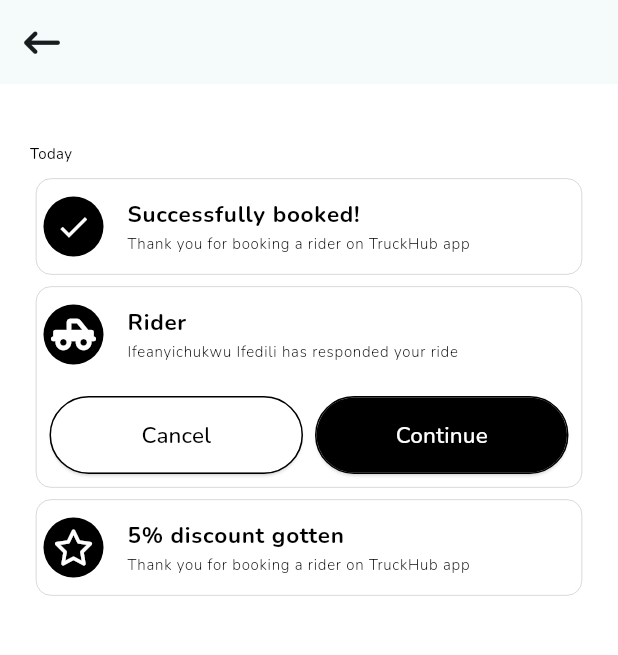
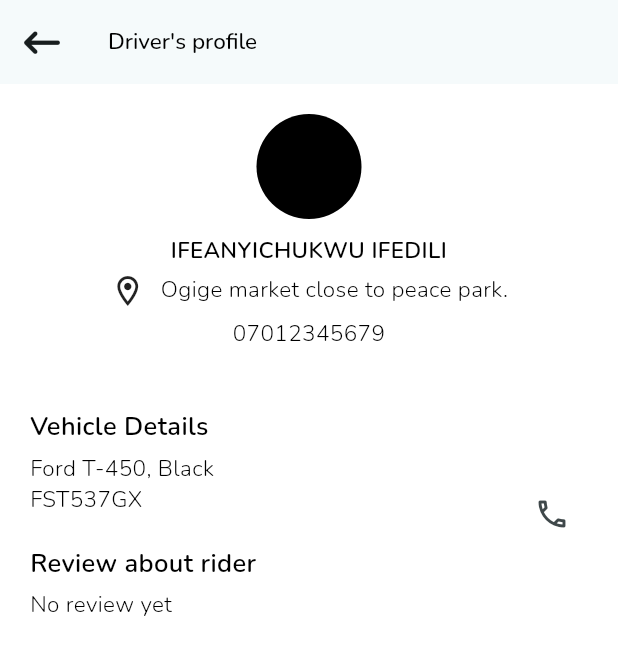
Before and after one commit to codeZe-us/Truckhub, a Flutter app: the screen it shows after launch, on a phone screen of 412 x 824 dp. Shown: the top 655 px of the screen. Run offline on Flutter 3.47's test engine with Material 3 defaults, Android fonts, the phone set to English and light mode, and no system bars; our stand-ins replace font_awesome_flutter, gap, google_fonts, google_maps_flutter, location, pin_code_fields.

Commit message:
Done with the drivers profile view

```diff
--- a/lib/main.dart
+++ b/lib/main.dart
@@ -5,6 +5,7 @@ import 'package:truckhub/screens/constants/fontweights.dart';
 import 'package:truckhub/screens/utils/extensions.dart';
 import 'package:truckhub/screens/views/confirm_phone_number/pincode_view.dart';
 import 'package:truckhub/screens/views/home_screen/main_home_screen.dart';
+import 'package:truckhub/screens/views/home_screen/sub_view/account_view/driver_profile.dart';
 import 'package:truckhub/screens/views/home_screen/sub_view/google_map_view.dart';
 import 'package:truckhub/screens/views/home_screen/sub_view/notifications/notification_view.dart';
 import 'package:truckhub/screens/views/pickup_location_destination/pickup_locaton_and_destination_search_view.dart';
@@ -42,7 +43,7 @@ class MyApp extends StatelessWidget {
         ),
         useMaterial3: true,
       ),
-      home: const NotificationsView()
+      home: const DriversProfileView()
     );
   }
 }
--- a/lib/screens/constants/fontsizes.dart
+++ b/lib/screens/constants/fontsizes.dart
@@ -1,6 +1,7 @@
 const fontSize1 = 5.0;
 const fontSize2 = 10.0;
 const fontSize3 = 15.0;
+const fontSize3half = 17.0;
 const fontSize4 = 20.0;
 const fontSize5 = 25.0;
 const fontSize6 = 30.0;
--- a/lib/screens/constants/strings.dart
+++ b/lib/screens/constants/strings.dart
@@ -54,3 +54,12 @@
 const yesString = 'Yes';
 const noString = 'No';
 const continuedString = 'Continued!';
+const driverProfileString = "Driver's profile";
+const driverNameString = 'IFEANYICHUKWU IFEDILI';
+const driverLocationString = 'Ogige market close to peace park.';
+const driverPhone = '07012345679';
+const vehicleDetailsString = 'Vehicle Details';
+const truckDetailsString = 'Ford T-450, Black';
+const truckNumberString = 'FST537GX';
+const driverReviewString = 'Review about rider';
+const noReviewString = 'No review yet';
--- a/lib/screens/custom_widgets/circle_avatar_widget.dart
+++ b/lib/screens/custom_widgets/circle_avatar_widget.dart
@@ -3,20 +3,22 @@ import 'package:truckhub/screens/constants/colors.dart';
 
 class GenericCircleAvatar extends StatelessWidget {
   final Widget child;
+  final double radius;
 
   const GenericCircleAvatar({
     super.key,
-    required this.child
+    required this.child,
+    required this.radius
   });
 
   @override
   Widget build(BuildContext context) {
     return Container(
-      height: 40,
-      width: 40,
+      height: radius,
+      width: radius,
       decoration: BoxDecoration(
         color: blackColor,
-        borderRadius: BorderRadius.circular(20)
+        borderRadius: BorderRadius.circular(radius)
       ),
       child: Center(child: child),
     );
--- a/lib/screens/views/home_screen/main_home_screen.dart
+++ b/lib/screens/views/home_screen/main_home_screen.dart
@@ -1,7 +1,7 @@
 import 'package:flutter/material.dart';
 import 'package:truckhub/screens/custom_widgets/annotated_region_widget.dart';
 import 'package:truckhub/screens/views/home_screen/navigation_destinations.dart';
-import 'package:truckhub/screens/views/home_screen/sub_view/account_view.dart';
+import 'package:truckhub/screens/views/home_screen/sub_view/account_view/main_account_view.dart';
 import 'package:truckhub/screens/views/home_screen/sub_view/google_map_view.dart';
 import 'package:truckhub/screens/views/home_screen/sub_view/notifications/notification_view.dart';
 
--- /dev/null
+++ b/lib/screens/views/home_screen/sub_view/account_view/driver_profile.dart
@@ -0,0 +1,118 @@
+import 'package:flutter/material.dart';
+import 'package:font_awesome_flutter/font_awesome_flutter.dart';
+import 'package:gap/gap.dart';
+import 'package:truckhub/screens/constants/colors.dart';
+import 'package:truckhub/screens/constants/fontsizes.dart';
+import 'package:truckhub/screens/constants/fontweights.dart';
+import 'package:truckhub/screens/constants/strings.dart';
+import 'package:truckhub/screens/custom_widgets/circle_avatar_widget.dart';
+import 'package:truckhub/screens/custom_widgets/text_widget.dart';
+
+class DriversProfileView extends StatelessWidget {
+  const DriversProfileView({super.key});
+
+  @override
+  Widget build(BuildContext context) {
+    return Scaffold(
+      backgroundColor: whiteColor,
+      appBar: AppBar(
+        leading: IconButton(
+          icon: const FaIcon(FontAwesomeIcons.arrowLeftLong),
+          onPressed: (){
+            //Implement the functionality of this IconButton here
+          },
+        ),
+        title: const GenericText(
+          text: driverProfileString,
+          fontSize: fontSize3,
+          fontWeight: fontWeight5,
+        ),
+      ),
+      body: Padding(
+        padding: const EdgeInsets.all(20),
+        child: SingleChildScrollView(
+          child: Center(
+            child: Column(
+              mainAxisSize: MainAxisSize.min,
+              children: [
+                const GenericCircleAvatar(
+                  radius: 70,
+                  child: SizedBox.shrink()
+                ),
+                const Gap(10),
+                const GenericText(
+                  text: driverNameString,
+                  fontSize: fontSize3,
+                  fontWeight: fontWeight6,
+                ),
+                const Gap(5),
+                const Wrap(
+                  spacing: 10,
+                  children: [
+                    FaIcon(Icons.location_on_outlined,),
+                    GenericText(
+                      text: driverLocationString,
+                      fontSize: fontSize3,
+                      fontWeight: fontWeight3,
+                    )
+                  ],
+                ),
+                const Gap(5),
+                const GenericText(
+                  text: driverPhone,
+                  fontSize: fontSize3,
+                  fontWeight: fontWeight3,
+                ),
+
+                const Gap(40),
+
+                Row(
+                  mainAxisAlignment: MainAxisAlignment.spaceBetween,
+                  children: [
+                    const Column(
+                      crossAxisAlignment: CrossAxisAlignment.start,
+                      children: [
+                        GenericText(
+                          text: vehicleDetailsString,
+                          fontSize: fontSize3half,
+                          fontWeight: fontWeight6,
+                        ),
+                        Gap(5),
+                        GenericText(
+                          text: truckDetailsString,
+                          fontSize: fontSize3,
+                          fontWeight: fontWeight3,
+                        ),
+                         GenericText(
+                          text: truckNumberString,
+                          fontSize: fontSize3,
+                          fontWeight: fontWeight3,
+                        ),
+                        Gap(20),
+                        GenericText(
+                          text: driverReviewString,
+                          fontSize: fontSize3half,
+                          fontWeight: fontWeight6,
+                        ),
+                        Gap(5),
+                        GenericText(
+                          text: noReviewString,
+                          fontSize: fontSize3,
+                          fontWeight: fontWeight3,
+                        )
+                      ],
+                    ),
+                    IconButton(
+                      onPressed: (){},
+                      icon: const FaIcon(Icons.call_outlined)
+                    )
+                  ],
+                ),
+              ],
+            ),
+          ),
+        ),
+      ),
+    );
+  }
+}
--- a/lib/screens/views/home_screen/sub_view/notifications/notification_view.dart
+++ b/lib/screens/views/home_screen/sub_view/notifications/notification_view.dart
@@ -57,6 +57,7 @@ class NotificationsView extends StatelessWidget {
                   dense: true,
                   minLeadingWidth: 0,
                   leading: GenericCircleAvatar(
+                    radius: 40,
                     child: FaIcon(Icons.check, color: whiteColor,),
                   ),
                   title: Column(
@@ -95,6 +96,7 @@ class NotificationsView extends StatelessWidget {
                       dense: true,
                       minLeadingWidth: 0,
                       leading: GenericCircleAvatar(
+                        radius: 40,
                         child: FaIcon(
                           FontAwesomeIcons.truckPickup,
                           color: whiteColor,
@@ -166,6 +168,7 @@ class NotificationsView extends StatelessWidget {
                   dense: true,
                   minLeadingWidth: 0,
                   leading: GenericCircleAvatar(
+                    radius: 40,
                     child: FaIcon(
                       FontAwesomeIcons.star,
                       color: whiteColor,
--- a/lib/screens/views/welcome_back_screen.dart
+++ b/lib/screens/views/welcome_back_screen.dart
@@ -1,4 +1,5 @@
 import 'package:flutter/material.dart';
+import 'package:font_awesome_flutter/font_awesome_flutter.dart';
 import 'package:gap/gap.dart';
 import 'package:truckhub/screens/constants/colors.dart';
 import 'package:truckhub/screens/constants/fontsizes.dart';
@@ -44,7 +45,7 @@ class _WelcomeBackScreenState extends State<WelcomeBackScreen> {
         backgroundColor: whiteColor,
         appBar: AppBar(
           leading: IconButton(
-            icon: const Icon(Icons.arrow_back_rounded),
+            icon: const FaIcon(FontAwesomeIcons.arrowLeftLong),
             onPressed: (){
               //Implement the functionality of this IconButton here
             },
```
Also changed, not shown: lib/screens/views/home_screen/sub_view/account_view/main_account_view.dart (renamed from lib/screens/views/home_screen/sub_view/account_view.dart).
